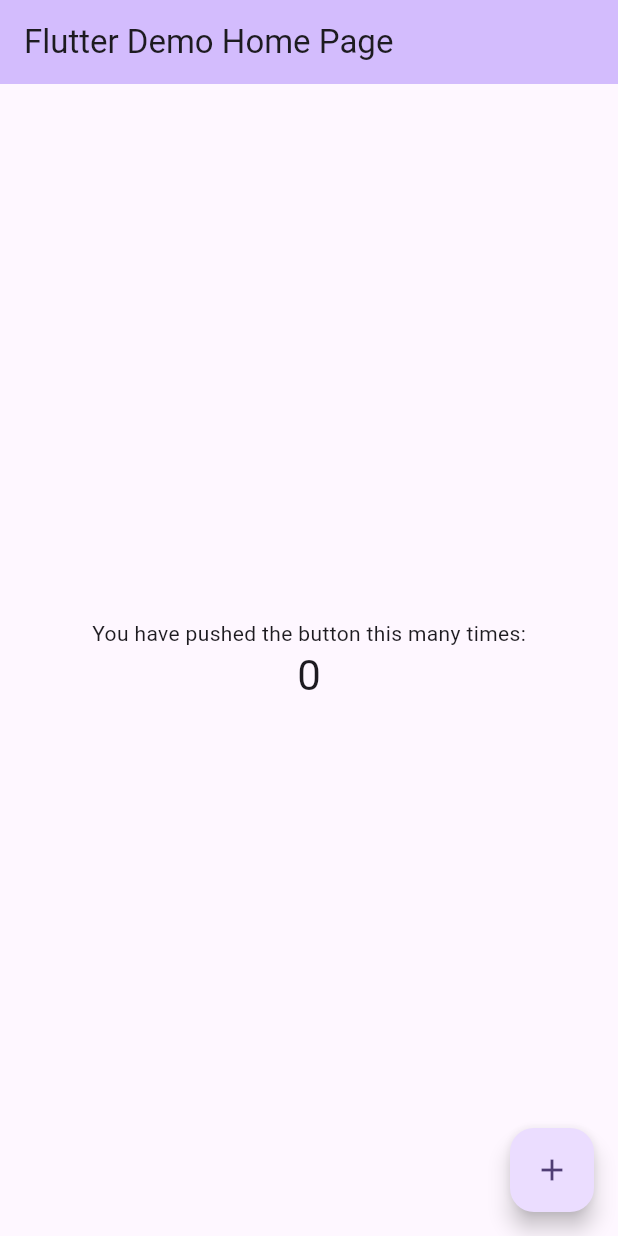
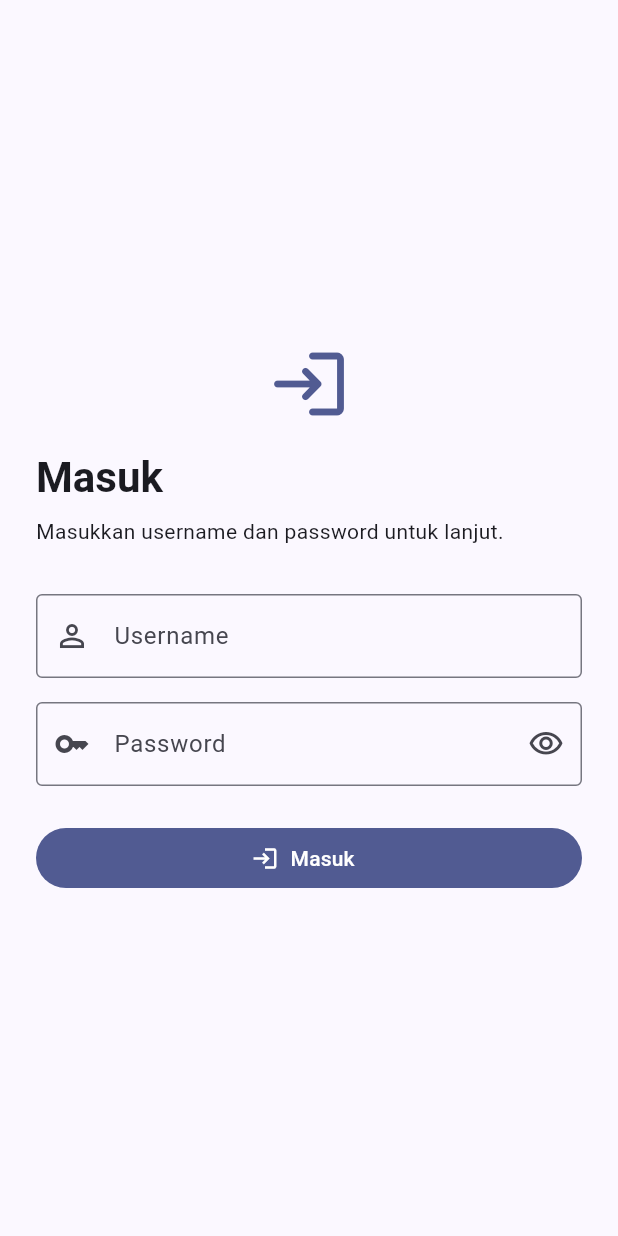
Before and after one commit to Achoruz/gvp_test, a Flutter app: the screen it shows after launch, on a phone screen of 412 x 824 dp. Run offline on Flutter 3.47's test engine with Material 3 defaults, Android fonts, the phone set to English and light mode, and no system bars; our stand-ins replace get, shared_preferences.

Commit message:
update login page

```diff
--- /dev/null
+++ b/lib/controllers/auth_controller.dart
@@ -0,0 +1,85 @@
+import 'package:flutter/material.dart';
+import 'package:get/get.dart';
+import 'package:gvp_test/models/user_model.dart';
+import 'package:gvp_test/views/home_page.dart';
+import 'package:gvp_test/views/login_page.dart';
+import 'package:shared_preferences/shared_preferences.dart';
+
+const _isLoggedInKey = 'is_logged_in';
+const _usernameKey = 'username';
+const _passwordKey = 'password';
+
+class AuthController extends GetxController {
+  final formKey = GlobalKey<FormState>();
+  final usernameController = TextEditingController();
+  final passwordController = TextEditingController();
+
+  final isLoading = false.obs;
+  final obscurePassword = true.obs;
+  final username = ''.obs;
+
+  // return login state dari SharedPreferences
+  static Future<bool> hasLoggedInSession() async {
+    final prefs = await SharedPreferences.getInstance();
+    return prefs.getBool(_isLoggedInKey) ?? false;
+  }
+
+  @override
+  void onInit() {
+    super.onInit();
+    loadUsername();
+  }
+
+  @override
+  void onClose() {
+    usernameController.dispose();
+    passwordController.dispose();
+    super.onClose();
+  }
+
+  void togglePasswordVisibility() {
+    obscurePassword.value = !obscurePassword.value;
+  }
+
+  // load username ketika membuka ulang aplikasi
+  Future<void> loadUsername() async {
+    final prefs = await SharedPreferences.getInstance();
+    username.value = prefs.getString(_usernameKey) ?? '';
+  }
+
+  // login lalu menyimpan data login ke SharedPreferences
+  Future<void> login() async {
+    if (!(formKey.currentState?.validate() ?? false)) return;
+
+    isLoading.value = true;
+
+    final user = UserModel(
+      username: usernameController.text.trim(),
+      password: passwordController.text,
+    );
+
+    final prefs = await SharedPreferences.getInstance();
+    await prefs.setBool(_isLoggedInKey, true);
+    await prefs.setString(_usernameKey, user.username);
+    await prefs.setString(_passwordKey, user.password);
+
+    username.value = user.username;
+    isLoading.value = false;
+
+    Get.offAll(() => const HomePage());
+  }
+
+  // logout menghapus data login di SharedPreferences
+  Future<void> logout() async {
+    final prefs = await SharedPreferences.getInstance();
+    await prefs.remove(_isLoggedInKey);
+    await prefs.remove(_usernameKey);
+    await prefs.remove(_passwordKey);
+
+    usernameController.clear();
+    passwordController.clear();
+    username.value = '';
+
+    Get.offAll(() => const LoginPage());
+  }
+}
--- a/lib/main.dart
+++ b/lib/main.dart
@@ -1,122 +1,35 @@
 import 'package:flutter/material.dart';
+import 'package:get/get.dart';
+import 'package:gvp_test/controllers/auth_controller.dart';
+import 'package:gvp_test/views/home_page.dart';
+import 'package:gvp_test/views/login_page.dart';
 
-void main() {
-  runApp(const MyApp());
+Future<void> main() async {
+  WidgetsFlutterBinding.ensureInitialized();
+
+  final isLoggedIn = await AuthController.hasLoggedInSession();
+
+  runApp(MyApp(isLoggedIn: isLoggedIn));
 }
 
 class MyApp extends StatelessWidget {
-  const MyApp({super.key});
+  const MyApp({super.key, required this.isLoggedIn});
 
-  // This widget is the root of your application.
+  final bool isLoggedIn;
+
   @override
   Widget build(BuildContext context) {
-    return MaterialApp(
-      title: 'Flutter Demo',
+    return GetMaterialApp(
+      title: 'Login',
+      debugShowCheckedModeBanner: false,
       theme: ThemeData(
-        // This is the theme of your application.
-        //
-        // TRY THIS: Try running your application with "flutter run". You'll see
-        // the application has a purple toolbar. Then, without quitting the app,
-        // try changing the seedColor in the colorScheme below to Colors.green
-        // and then invoke "hot reload" (save your changes or press the "hot
-        // reload" button in a Flutter-supported IDE, or press "r" if you used
-        // the command line to start the app).
-        //
-        // Notice that the counter didn't reset back to zero; the application
-        // state is not lost during the reload. To reset the state, use hot
-        // restart instead.
-        //
-        // This works for code too, not just values: Most code changes can be
-        // tested with just a hot reload.
-        colorScheme: ColorScheme.fromSeed(seedColor: Colors.deepPurple),
+        colorScheme: ColorScheme.fromSeed(seedColor: Colors.indigo),
+        useMaterial3: true,
       ),
-      home: const MyHomePage(title: 'Flutter Demo Home Page'),
+      initialBinding: BindingsBuilder(() {
+        Get.put(AuthController(), permanent: true);
+      }),
+      home: isLoggedIn ? const HomePage() : const LoginPage(),
     );
   }
 }
-
-class MyHomePage extends StatefulWidget {
-  const MyHomePage({super.key, required this.title});
-
-  // This widget is the home page of your application. It is stateful, meaning
-  // that it has a State object (defined below) that contains fields that affect
-  // how it looks.
-
-  // This class is the configuration for the state. It holds the values (in this
-  // case the title) provided by the parent (in this case the App widget) and
-  // used by the build method of the State. Fields in a Widget subclass are
-  // always marked "final".
-
-  final String title;
-
-  @override
-  State<MyHomePage> createState() => _MyHomePageState();
-}
-
-class _MyHomePageState extends State<MyHomePage> {
-  int _counter = 0;
-
-  void _incrementCounter() {
-    setState(() {
-      // This call to setState tells the Flutter framework that something has
-      // changed in this State, which causes it to rerun the build method below
-      // so that the display can reflect the updated values. If we changed
-      // _counter without calling setState(), then the build method would not be
-      // called again, and so nothing would appear to happen.
-      _counter++;
-    });
-  }
-
-  @override
-  Widget build(BuildContext context) {
-    // This method is rerun every time setState is called, for instance as done
-    // by the _incrementCounter method above.
-    //
-    // The Flutter framework has been optimized to make rerunning build methods
-    // fast, so that you can just rebuild anything that needs updating rather
-    // than having to individually change instances of widgets.
-    return Scaffold(
-      appBar: AppBar(
-        // TRY THIS: Try changing the color here to a specific color (to
-        // Colors.amber, perhaps?) and trigger a hot reload to see the AppBar
-        // change color while the other colors stay the same.
-        backgroundColor: Theme.of(context).colorScheme.inversePrimary,
-        // Here we take the value from the MyHomePage object that was created by
-        // the App.build method, and use it to set our appbar title.
-        title: Text(widget.title),
-      ),
-      body: Center(
-        // Center is a layout widget. It takes a single child and positions it
-        // in the middle of the parent.
-        child: Column(
-          // Column is also a layout widget. It takes a list of children and
-          // arranges them vertically. By default, it sizes itself to fit its
-          // children horizontally, and tries to be as tall as its parent.
-          //
-          // Column has various properties to control how it sizes itself and
-          // how it positions its children. Here we use mainAxisAlignment to
-          // center the children vertically; the main axis here is the vertical
-          // axis because Columns are vertical (the cross axis would be
-          // horizontal).
-          //
-          // TRY THIS: Invoke "debug painting" (choose the "Toggle Debug Paint"
-          // action in the IDE, or press "p" in the console), to see the
-          // wireframe for each widget.
-          mainAxisAlignment: MainAxisAlignment.center,
-          children: <Widget>[
-            const Text('You have pushed the button this many times:'),
-            Text(
-              '$_counter',
-              style: Theme.of(context).textTheme.headlineMedium,
-            ),
-          ],
-        ),
-      ),
-      floatingActionButton: FloatingActionButton(
-        onPressed: _incrementCounter,
-        tooltip: 'Increment',
-        child: const Icon(Icons.add),
-      ), // This trailing comma makes auto-formatting nicer for build methods.
-    );
-  }
-}
--- /dev/null
+++ b/lib/models/user_model.dart
@@ -0,0 +1,25 @@
+import 'dart:convert';
+
+// ignore_for_file: public_member_api_docs, sort_constructors_first
+class UserModel {
+  final String username;
+  final String password;
+
+  UserModel({required this.username, required this.password});
+
+  Map<String, dynamic> toMap() {
+    return <String, dynamic>{'username': username, 'password': password};
+  }
+
+  factory UserModel.fromMap(Map<String, dynamic> map) {
+    return UserModel(
+      username: map['username'] as String,
+      password: map['password'] as String,
+    );
+  }
+
+  String toJson() => json.encode(toMap());
+
+  factory UserModel.fromJson(String source) =>
+      UserModel.fromMap(json.decode(source) as Map<String, dynamic>);
+}
--- /dev/null
+++ b/lib/views/login_page.dart
@@ -0,0 +1,111 @@
+import 'package:flutter/material.dart';
+import 'package:get/get.dart';
+import 'package:gvp_test/controllers/auth_controller.dart';
+
+class LoginPage extends GetView<AuthController> {
+  const LoginPage({super.key});
+
+  @override
+  Widget build(BuildContext context) {
+    return Scaffold(
+      body: SafeArea(
+        child: Center(
+          child: SingleChildScrollView(
+            padding: const EdgeInsets.all(24),
+            child: ConstrainedBox(
+              constraints: const BoxConstraints(maxWidth: 420),
+              child: Form(
+                key: controller.formKey,
+                child: Column(
+                  mainAxisSize: MainAxisSize.min,
+                  crossAxisAlignment: CrossAxisAlignment.stretch,
+                  children: [
+                    Icon(
+                      Icons.login_rounded,
+                      size: 56,
+                      color: Theme.of(context).colorScheme.primary,
+                    ),
+                    const SizedBox(height: 16),
+                    Text(
+                      'Masuk',
+                      textAlign: TextAlign.left,
+                      style: Theme.of(context).textTheme.headlineMedium
+                          ?.copyWith(fontWeight: FontWeight.w700),
+                    ),
+                    const SizedBox(height: 8),
+                    Text(
+                      'Masukkan username dan password untuk lanjut.',
+                      textAlign: TextAlign.left,
+                      style: Theme.of(context).textTheme.bodyMedium,
+                    ),
+                    const SizedBox(height: 32),
+                    TextFormField(
+                      controller: controller.usernameController,
+                      textInputAction: TextInputAction.next,
+                      decoration: const InputDecoration(
+                        labelText: 'Username',
+                        prefixIcon: Icon(Icons.person_outline),
+                        border: OutlineInputBorder(),
+                      ),
+                      validator: (value) {
+                        if (value == null || value.trim().isEmpty) {
+                          return 'Username wajib diisi';
+                        }
+                        return null;
+                      },
+                    ),
+                    const SizedBox(height: 16),
+                    Obx(
+                      () => TextFormField(
+                        controller: controller.passwordController,
+                        obscureText: controller.obscurePassword.value,
+                        decoration: InputDecoration(
+                          labelText: 'Password',
+                          prefixIcon: const Icon(Icons.key_outlined),
+                          suffixIcon: IconButton(
+                            onPressed: controller.togglePasswordVisibility,
+                            icon: Icon(
+                              controller.obscurePassword.value
+                                  ? Icons.visibility_outlined
+                                  : Icons.visibility_off_outlined,
+                            ),
+                          ),
+                          border: const OutlineInputBorder(),
+                        ),
+                        validator: (value) {
+                          if (value == null || value.isEmpty) {
+                            return 'Password wajib diisi';
+                          }
+                          return null;
+                        },
+                        onFieldSubmitted: (_) => controller.login(),
+                      ),
+                    ),
+                    const SizedBox(height: 24),
+                    Obx(
+                      () => FilledButton.icon(
+                        onPressed: controller.isLoading.value
+                            ? null
+                            : controller.login,
+                        icon: controller.isLoading.value
+                            ? const SizedBox(
+                                width: 18,
+                                height: 18,
+                                child: CircularProgressIndicator(
+                                  strokeWidth: 2,
+                                ),
+                              )
+                            : const Icon(Icons.login),
+                        label: const Text('Masuk'),
+                      ),
+                    ),
+                  ],
+                ),
+              ),
+            ),
+          ),
+        ),
+      ),
+    );
+  }
+}
```
Also changed, not shown: lib/views/home_page.dart (added, +59 -0 lines).
